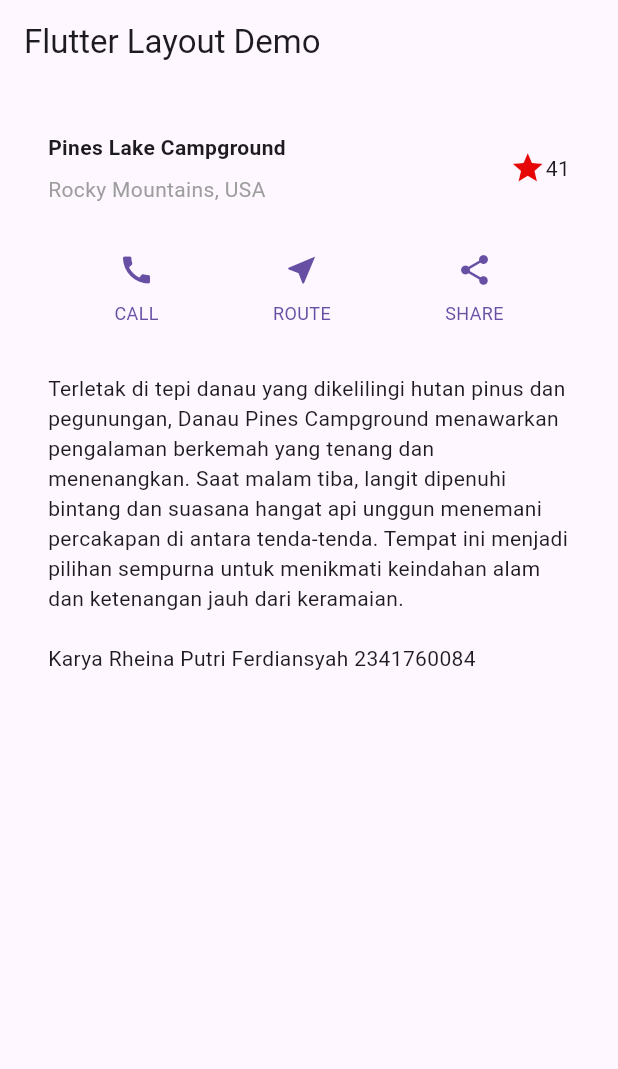
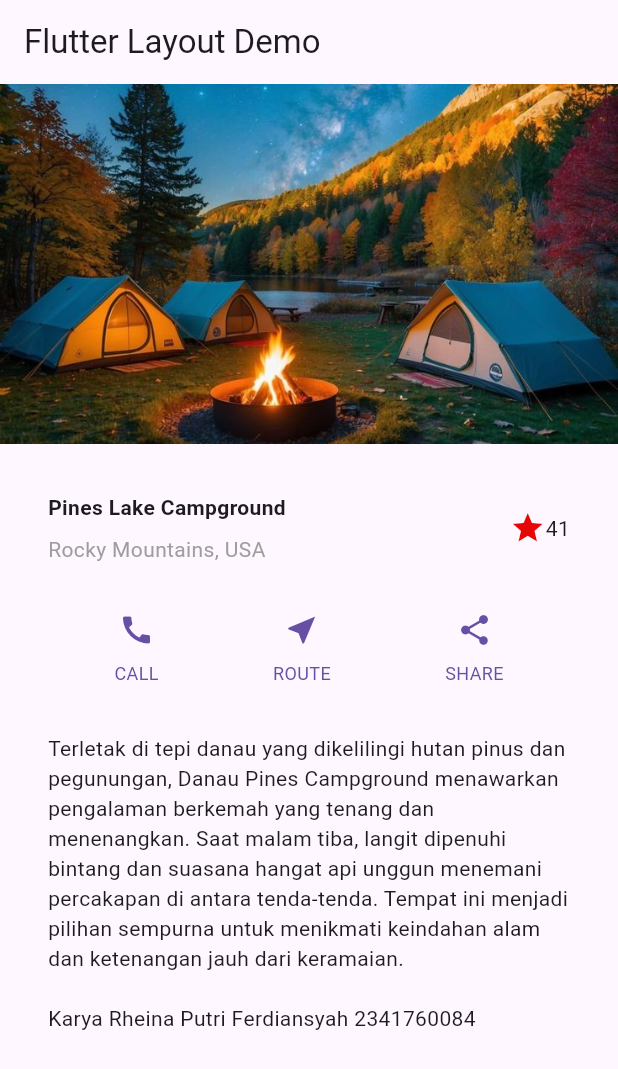
Before and after one commit to rheinaputri/Pertemuan-5---Flutter-2, a Flutter app: the screen it shows after launch, on a phone screen of 412 x 824 dp. Shown: the top 1069 px of the screen. Run offline on Flutter 3.47's test engine with Material 3 defaults, Android fonts, the phone set to English and light mode, and no system bars.

```diff
--- a/layout_flutter/lib/main.dart
+++ b/layout_flutter/lib/main.dart
@@ -66,9 +66,16 @@ class MyApp extends StatelessWidget {
     return MaterialApp(
       title: 'Flutter Layout: Rheina Putri Ferdiansyah (2341760084)',
       home: Scaffold(
-        appBar: AppBar(title: const Text('Flutter Layout Demo')),
+        appBar: AppBar(
+          title: const Text('Flutter Layout Demo')),
         body: ListView(
           children: [
+            Image.asset(
+              'images/campground.jpeg',
+              width: 600,
+              height: 240,
+              fit: BoxFit.cover,
+            ),
             titleSection,
             buttonSection,
             textSection,
--- a/layout_flutter/pubspec.yaml
+++ b/layout_flutter/pubspec.yaml
@@ -21,4 +21,4 @@ flutter:
   uses-material-design: true
 
   assets:
-    - images/
+    - images/campground.jpeg
```
Also changed, not shown: layout_flutter/images/p4.1.png (added), layout_flutter/images/p4.2.png (added), layout_flutter/images/p4.3.png (added), 1 other file.
